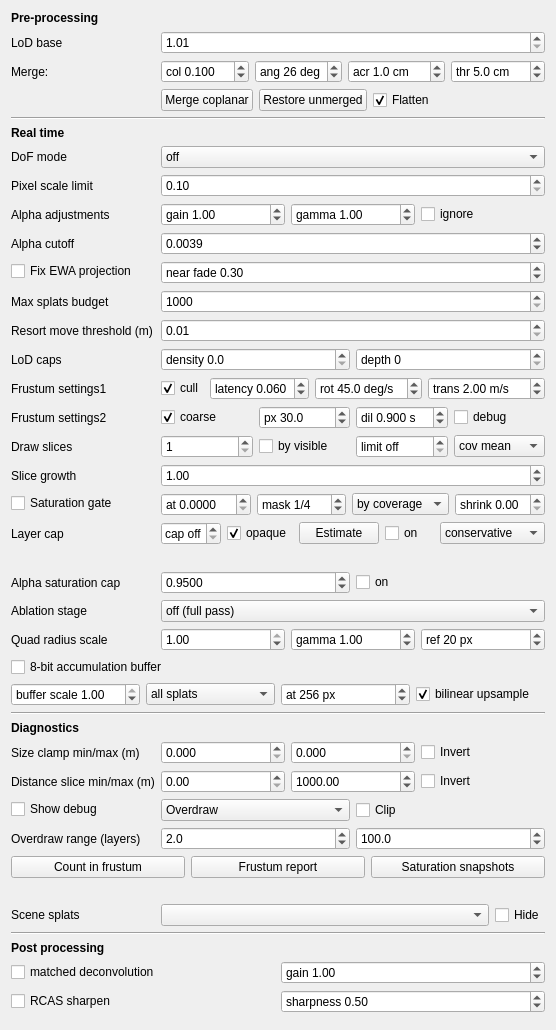
First picture: the form in gui_client/GaussianSplatSettingsWidget.ui, repository russiaman/substrata_robo, before the edit.
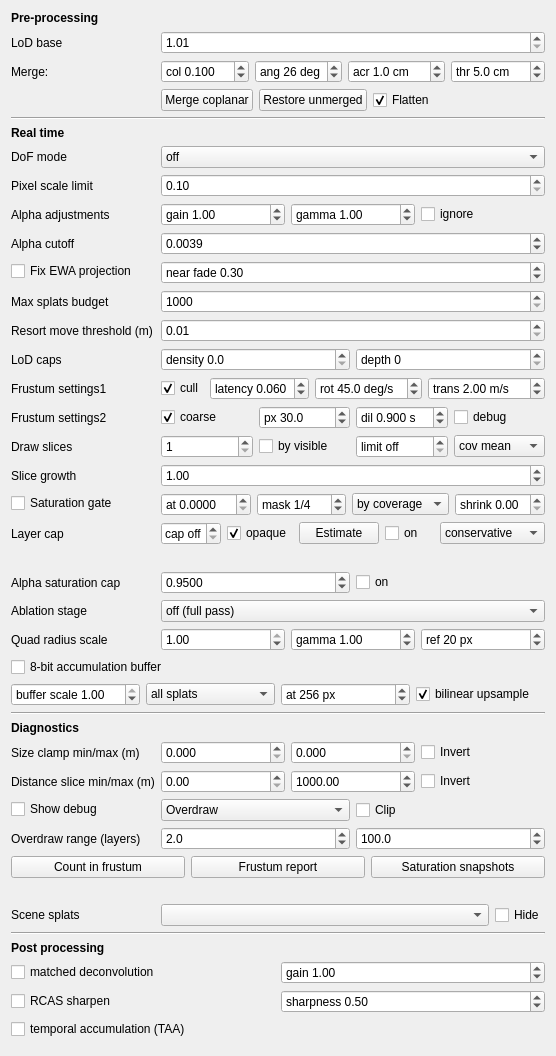
Second picture: the form after the edit.

Commit message:
Splats: post-processing UI - deconvolution, RCAS, TAA toggles
New "post processing" subsection in the Gaussian splats settings panel:
independent on/off checkboxes for matched deconvolution, RCAS sharpening,
and temporal accumulation, each wired straight to the renderer so they can
be A/B tested against each other.

What changed in the file:
```diff
--- a/gui_client/GaussianSplatSettingsWidget.ui
+++ b/gui_client/GaussianSplatSettingsWidget.ui
@@ -2043,6 +2043,16 @@
     </layout>
    </item>
    <item row="39" column="0" colspan="2">
+    <widget class="QCheckBox" name="taaEnabledCheckBox">
+     <property name="text">
+      <string>temporal accumulation (TAA)</string>
+     </property>
+     <property name="toolTip">
+      <string>SESSION069 - Renders each frame with a subpixel jitter applied to the splat projection, and averages the resolved splat layer with previous frames' resolves.  In stillness the buffer converges to roughly full-frame quality over ceil(1/scale)^2 frames (about 4 at buffer scale 0.5).  Ghosting is impossible by construction: the scene is static (no motion vectors are ever needed) and the history counter is reset on ANY change - camera move, viewport/scale change, LoD apply, settings change, cloud add/remove.  Inert at buffer scale 1 (no sub-frame-pixel information to reconstruct) and while DoF weighted depth is on (the resolve needs to write gl_FragDepth in that mode, incompatible with drawing into a colour-only TAA target).</string>
+     </property>
+    </widget>
+   </item>
+   <item row="40" column="0" colspan="2">
     <spacer name="verticalSpacer">
      <property name="orientation">
       <enum>Qt::Vertical</enum>
```
The commit also changes 2 other files.
